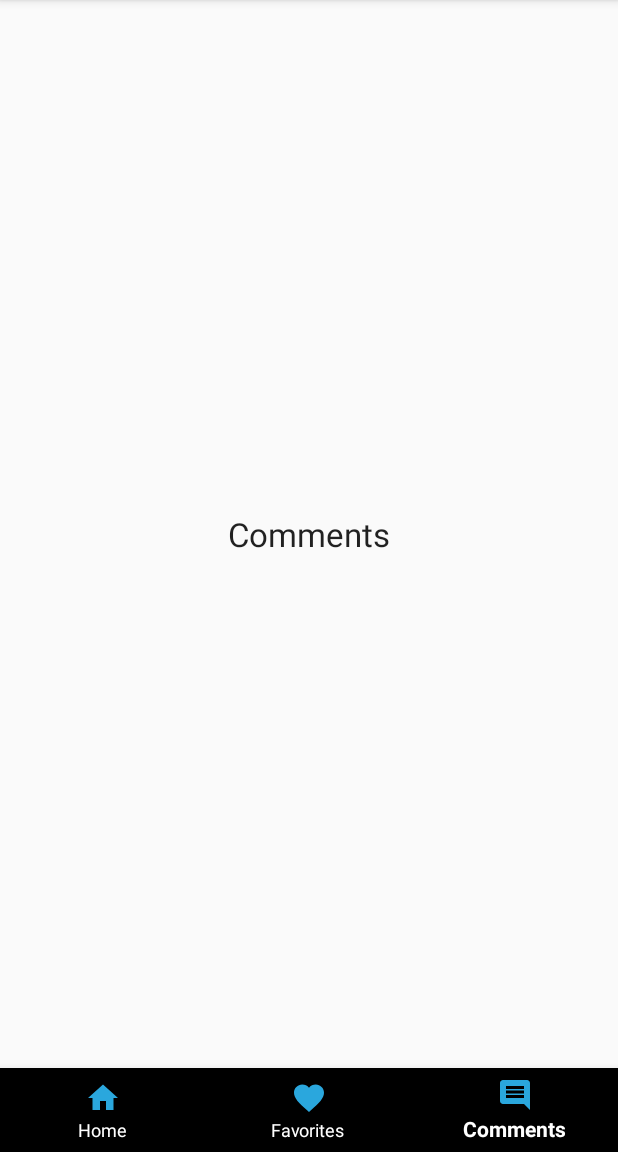
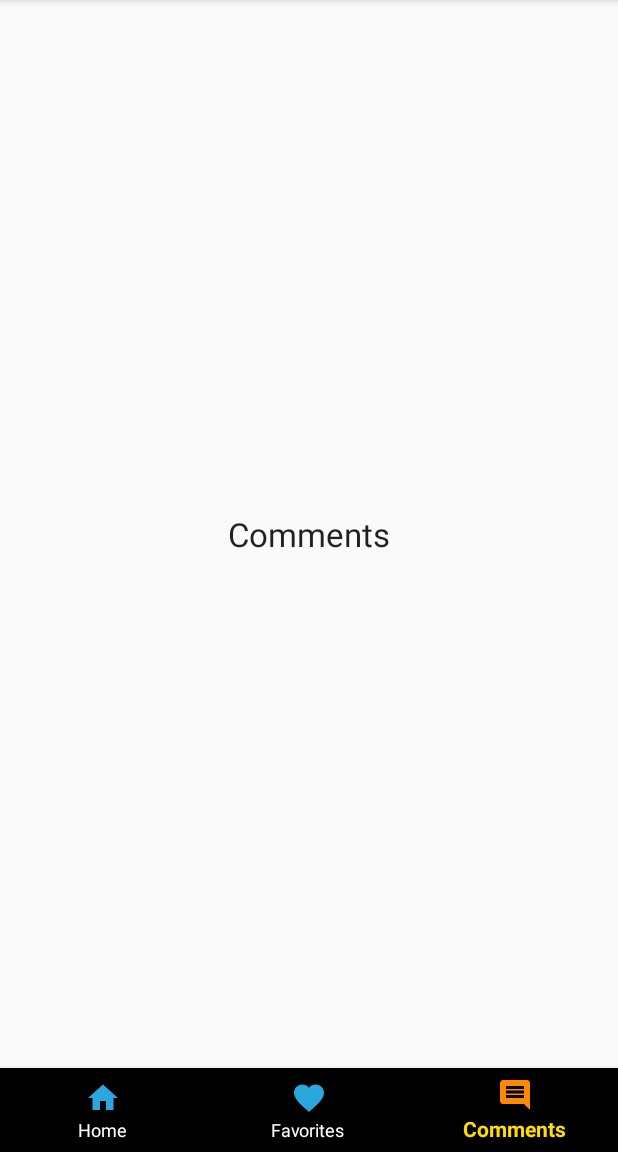
Before and after one commit to owisezoubi/RadioApplication, an Android app: the BroadcastListFrag screen opened directly, with no data from a screen before it, item 3 of the bottom bar chosen, on a phone screen of 412 x 824 dp, the part 84-1236 px from its top. Run offline under Robolectric (Android 15) with nearby library versions, the phone set to English and light mode, and no system bars; libraries missing offline, so code that uses them is left out: com.cloudant.sync; 2 statements that could not run were skipped.

Commit message:
added selector to navbar colors

```diff
--- a/app/src/main/java/com/hackathon/radioetzionapp/Utils/Utils.java
+++ b/app/src/main/java/com/hackathon/radioetzionapp/Utils/Utils.java
@@ -27,7 +27,7 @@ public class Utils {
                 myMsg.dismiss();
             }
         });
-        myMsg.setActionTextColor(Color.RED);
+        myMsg.setActionTextColor(Color.GREEN);
         myMsg.show();
     }
 }
--- /dev/null
+++ b/app/src/main/res/drawable/selector_navbar_iconcolor.xml
@@ -0,0 +1,5 @@
+<?xml version="1.0" encoding="utf-8"?>
+<selector xmlns:android="http://schemas.android.com/apk/res/android">
+    <item android:color="@android:color/holo_orange_dark" android:state_checked="true" />
+    <item android:color="@color/lightPrimaryColor" />
+</selector>
--- /dev/null
+++ b/app/src/main/res/drawable/selector_navbar_textcolor.xml
@@ -0,0 +1,5 @@
+<?xml version="1.0" encoding="utf-8"?>
+<selector xmlns:android="http://schemas.android.com/apk/res/android">
+    <item android:color="@color/navbar_item_text_selected" android:state_checked="true" />
+    <item android:color="@color/navbar_item_text" />
+</selector>
--- a/app/src/main/res/layout/navbar_layout.xml
+++ b/app/src/main/res/layout/navbar_layout.xml
@@ -24,8 +24,9 @@
         android:layout_marginEnd="0dp"
 
         android:background="@color/navbar_back_color"
-        app:itemIconTint="@color/lightPrimaryColor"
-        app:itemTextColor="@color/navbar_item_text"
+
+        app:itemIconTint="@drawable/selector_navbar_iconcolor"
+        app:itemTextColor="@drawable/selector_navbar_textcolor"
 
         app:layout_constraintBottom_toBottomOf="parent"
         app:layout_constraintLeft_toLeftOf="parent"
--- a/app/src/main/res/values/colors.xml
+++ b/app/src/main/res/values/colors.xml
@@ -11,6 +11,7 @@
     <color name="btn">#d81b60</color>
     <color name="request">#ff9900</color>
     <color name="navbar_item_text">#ffffff</color>
+    <color name="navbar_item_text_selected">#ffdd00</color>
     <color name="navbar_back_color">#000000</color>
 
 </resources>
```
